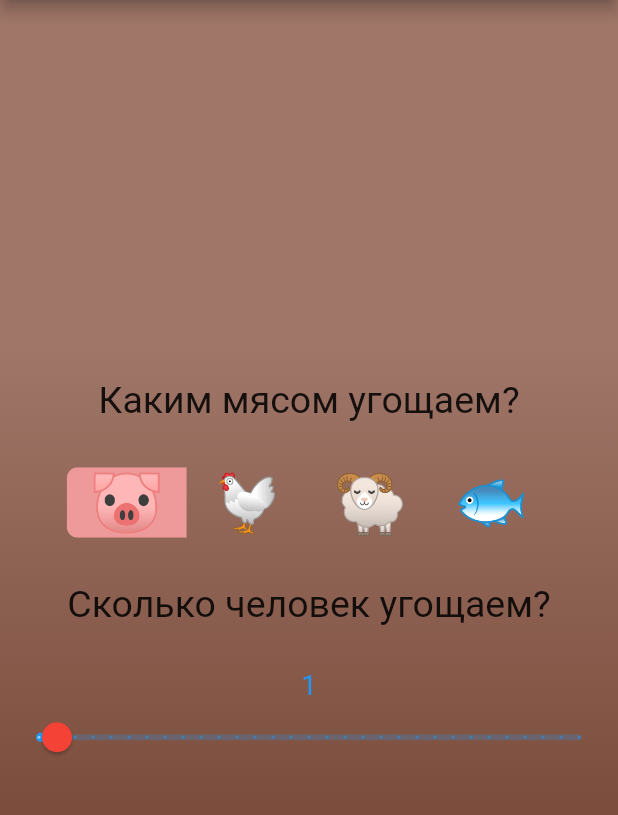
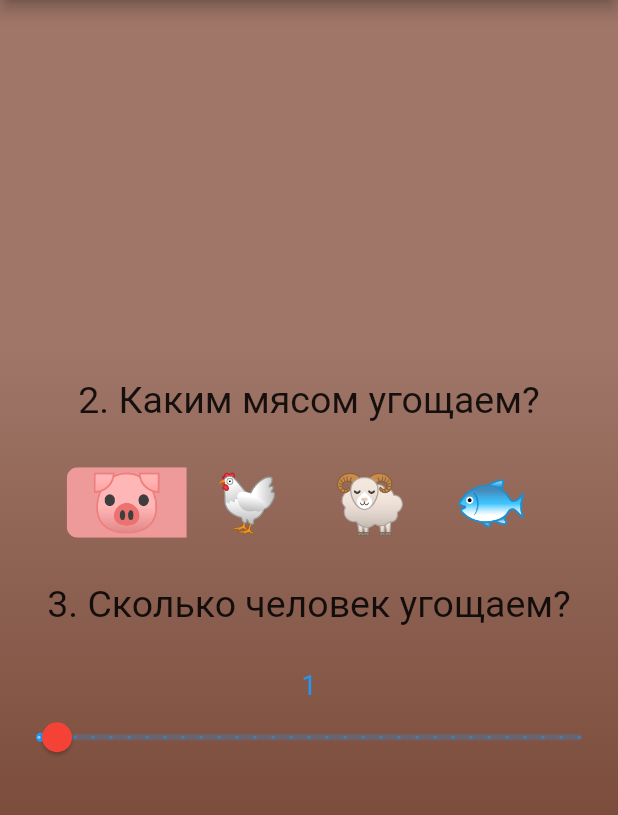
Before and after one commit to AnnaVlaShiryaeva/flutter_application_2, a Flutter app: the screen it shows after launch, after a tap on "🥩 шашлык 🥩", on a phone screen of 412 x 824 dp, the part 84-899 px from its top. Run offline on Flutter 3.47's test engine with Material 2 defaults, Android fonts, the light colour scheme and no system bars; our stand-ins replace audioplayers.

Commit message:
sounds+front page

```diff
--- a/lib/main.dart
+++ b/lib/main.dart
@@ -84,11 +84,12 @@ class _MyHomePageState extends State<MyHomePage> {
               child: Column(
             mainAxisAlignment: MainAxisAlignment.center,
             children: [
-              const Text("Расчитай угощения для своих гостей!\n\n",
+              const Text("\nРасчитай угощения для своих гостей!",
                 textAlign: TextAlign.center,
                 style: TextStyle(fontSize: 28, fontWeight: FontWeight.bold ),
               ),
-              const Text("Чем будем угощать?\n",
+              const Spacer(),
+              const Text("1. Чем будем угощать?\n",
                 textAlign: TextAlign.center,
 
                 style: TextStyle(fontSize: 25),
@@ -115,16 +116,22 @@ class _MyHomePageState extends State<MyHomePage> {
                       textStyle: const TextStyle(fontSize: 40)),
 
                   onPressed: () {
-                    setState(() {
-                      message = "Ты королева!";
-                    });
                   },
                   child: const Text("🍺 пенное 🍺"),
                 ),
               ),
-              Text(
-                message,
-              )
+              Padding(
+                padding: const EdgeInsets.all(15.0),
+                child: TextButton(
+                  style: TextButton.styleFrom(
+                      textStyle: const TextStyle(fontSize: 40)),
+
+                  onPressed: () {
+                  },
+                  child: const Text("🍕пицца🍕"),
+                )
+              ),
+              const Spacer(),
             ],
           )
               //IconButton (icon: const Icon(Icons.sunny), onPressed: () {}),
--- a/lib/page2bbq.dart
+++ b/lib/page2bbq.dart
@@ -58,7 +58,7 @@ class _Page2State extends State<Page2> {
                 child: Column(
                   mainAxisAlignment: MainAxisAlignment.center,
                   children: [
-                    const Text("Каким мясом угощаем?\n",
+                    const Text("2. Каким мясом угощаем?\n",
                     style: TextStyle(fontSize: 25),
                     textAlign: TextAlign.center,
                     ),
@@ -101,7 +101,7 @@ class _Page2State extends State<Page2> {
                       children: meat
                     ),
 
-                    const Text("\nСколько человек угощаем?\n",
+                    const Text("\n3. Сколько человек угощаем?\n",
                       textAlign: TextAlign.center,
                       style: TextStyle(fontSize: 25 ),
 
```
